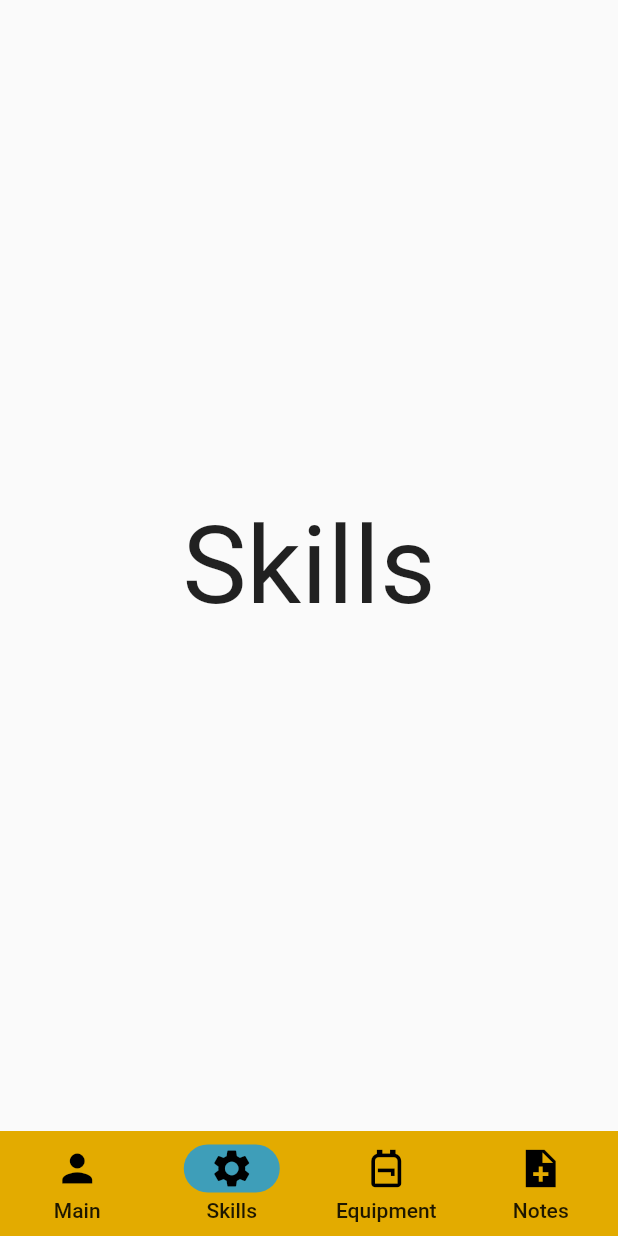
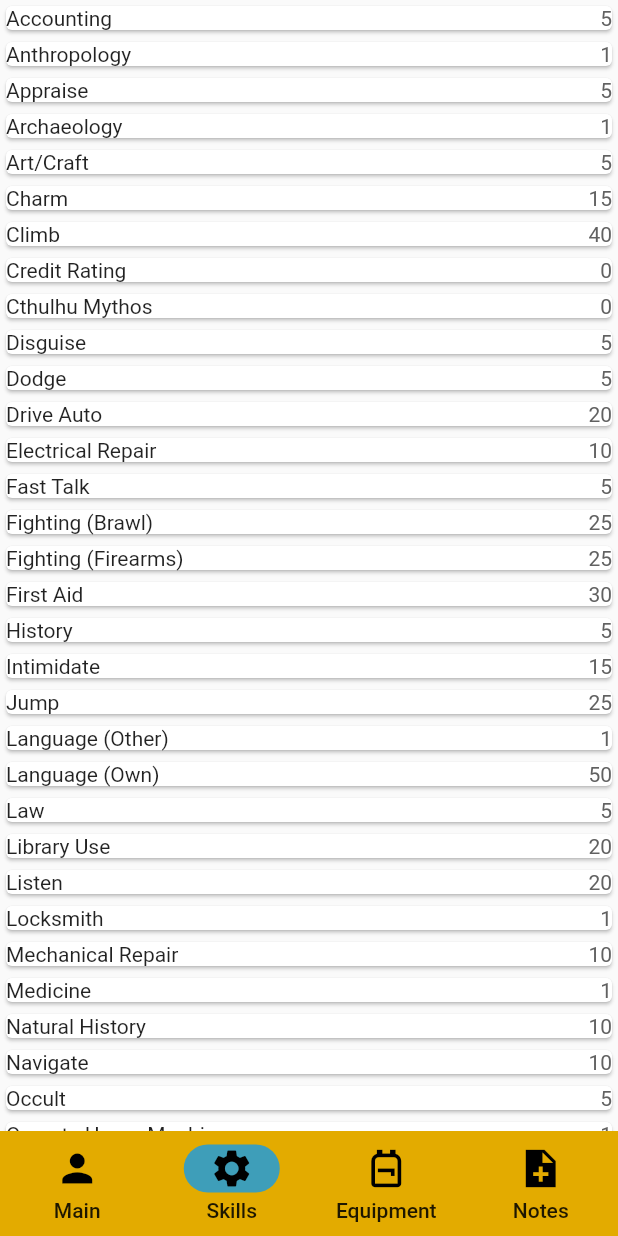
Before and after one commit to UserIOI/mobilkiApp, a Flutter app: the screen it shows after launch, item 2 of the bottom bar chosen, on a phone screen of 412 x 824 dp. Run offline on Flutter 3.47's test engine with Material 2 defaults, Android fonts, the phone set to English and light mode, and no system bars; missing offline and left inert: dice_icons.

Commit message:
Implemented early version of Skill, SkillCard and SkillView

```diff
--- /dev/null
+++ b/mobilki_app/lib/call_of_cthulhu/character_sheet/skills/skill.dart
@@ -0,0 +1,18 @@
+class Skill {
+  late String name;
+  late int baseSuccessChance;
+  int userLevel=0;
+  late bool isUserCreated;
+  late int overallSuccessChance;
+
+  Skill(this.name, this.baseSuccessChance, this.isUserCreated) {
+    overallSuccessChance = baseSuccessChance;
+  }
+
+  void updateUserLevel(int level) {
+    if(level >= 0 && level + baseSuccessChance <= 99) {
+      userLevel = level;
+      overallSuccessChance = baseSuccessChance + userLevel;
+    }
+  }
+}
--- /dev/null
+++ b/mobilki_app/lib/call_of_cthulhu/character_sheet/skills/skill_card.dart
@@ -0,0 +1,26 @@
+import 'package:flutter/material.dart';
+import 'skill.dart';
+
+class SkillCard extends StatelessWidget {
+  const SkillCard(this.skill, {Key? key}) : super(key: key);
+
+  final Skill skill;
+
+  @override
+  Widget build(BuildContext context) {
+    return Card(
+      child: Row(
+        mainAxisAlignment: MainAxisAlignment.spaceBetween,
+        children: [
+          Text(skill.name),
+          Text(
+              skill.overallSuccessChance.toString(),
+              style: TextStyle(
+                color: skill.userLevel == 0 ? Colors.grey[700] : Colors.grey[900],
+              )
+          )
+        ],
+      ),
+    );
+  }
+}
--- a/mobilki_app/lib/call_of_cthulhu/character_sheet/skills/skills.dart
+++ /dev/null
@@ -1,15 +0,0 @@
-import 'package:flutter/material.dart';
-
-class Skills extends StatefulWidget {
-  const Skills({Key? key}) : super(key: key);
-
-  @override
-  State<Skills> createState() => _SkillsState();
-}
-
-class _SkillsState extends State<Skills> {
-  @override
-  Widget build(BuildContext context) {
-    return const Placeholder();
-  }
-}
--- /dev/null
+++ b/mobilki_app/lib/call_of_cthulhu/character_sheet/skills/skills_view.dart
@@ -0,0 +1,91 @@
+import 'package:flutter/material.dart';
+import 'skill.dart';
+import 'skill_card.dart';
+
+class SkillsView extends StatefulWidget {
+  const SkillsView({Key? key}) : super(key: key);
+
+  @override
+  State<SkillsView> createState() => _SkillsViewState();
+}
+
+class _SkillsViewState extends State<SkillsView> {
+  List<Skill> skillList = [];
+  int columnCount = 1;
+
+  @override
+  Widget build(BuildContext context) {
+    skillList = skillList.isEmpty ? getDefaultSkills() : skillList;
+
+    return SafeArea(
+      child: ListView(
+        children: generateSkillCards(columnCount),
+      ),
+    );
+  }
+
+  List<Widget> generateSkillCards(int columnCount) {
+    return skillList.map((skill) => SkillCard(skill)).toList();
+  }
+
+  List<Skill> getDefaultSkills() {
+    List<Skill> skillList = [
+      Skill("Accounting", 5, false),
+          Skill("Anthropology", 1, false),
+          Skill("Appraise", 5, false),
+          Skill("Archaeology", 1, false),
+          Skill("Art/Craft", 5, false),
+          Skill("Charm", 15, false),
+          Skill("Climb", 40, false),
+          Skill("Credit Rating", 0, false),
+          Skill("Cthulhu Mythos", 0, false),
+          Skill("Disguise", 5, false),
+          Skill("Dodge", (getDEX() ~/ 2), false),
+          Skill("Drive Auto", 20, false),
+          Skill("Electrical Repair", 10, false),
+          Skill("Fast Talk", 5, false),
+          Skill("Fighting (Brawl)", 25, false),
+          Skill("Fighting (Firearms)", 25, false),
+          Skill("First Aid", 30, false),
+          Skill("History", 5, false),
+          Skill("Intimidate", 15, false),
+          Skill("Jump", 25, false),
+          Skill("Language (Other)", 1, false),
+          Skill("Language (Own)", getEDU() * 5, false),
+          Skill("Law", 5, false),
+          Skill("Library Use", 20, false),
+          Skill("Listen", 20, false),
+          Skill("Locksmith", 1, false),
+          Skill("Mechanical Repair", 10, false),
+          Skill("Medicine", 1, false),
+          Skill("Natural History", 10, false),
+          Skill("Navigate", 10, false),
+          Skill("Occult", 5, false),
+          Skill("Operate Heavy Machinery", 1, false),
+          Skill("Persuade", 10, false),
+          Skill("Pilot", 1, false),
+          Skill("Psychology", 5, false),
+          Skill("Psychoanalysis", 1, false),
+          Skill("Ride", 5, false),
+          Skill("Science", 1, false),
+          Skill("Sleight of Hand", 10, false),
+          Skill("Spot Hidden", 25, false),
+          Skill("Stealth", 20, false),
+          Skill("Survival", 10, false),
+          Skill("Swim", 25, false),
+          Skill("Throw", 25, false),
+          Skill("Track", 10, false),
+    ];
+    return skillList;
+  }
+
+  int getDEX() {
+    // TODO: get DEX
+    return 10;
+  }
+
+  int getEDU() {
+    // TODO: get EDU
+    return 10;
+  }
+}
--- a/mobilki_app/lib/main.dart
+++ b/mobilki_app/lib/main.dart
@@ -1,6 +1,7 @@
 import 'package:flutter/material.dart';
 import 'package:dice_icons/dice_icons.dart';
 //import 'package:model_viewer_plus/model_viewer_plus.dart';
+import 'package:mobilki_app/call_of_cthulhu/character_sheet/skills/skills_view.dart';
 
 void main() =>
     runApp(MaterialApp(debugShowCheckedModeBanner: false, home: MyHomePage()));
@@ -16,7 +17,7 @@ class _MyHomePageState extends State<MyHomePage> {
     //Main()
     //Skills()
     const Center(child: Text('Main', style: TextStyle(fontSize: 72))),
-    const Center(child: Text('Skills', style: TextStyle(fontSize: 72))),
+    const SkillsView(),
     const Center(child: Text('Equipment', style: TextStyle(fontSize: 72))),
     const Center(child: Text('Notes', style: TextStyle(fontSize: 72))),
     const Center(child: Text('Dices', style: TextStyle(fontSize: 72)))
--- a/mobilki_app/pubspec.yaml
+++ b/mobilki_app/pubspec.yaml
@@ -30,6 +30,8 @@ environment:
 dependencies:
   flutter:
     sdk: flutter
+
+  provider: ^6.0.0
 
 
   # The following adds the Cupertino Icons font to your application.
```
Also changed, not shown: mobilki_app/pubspec.lock, 1 other file.
